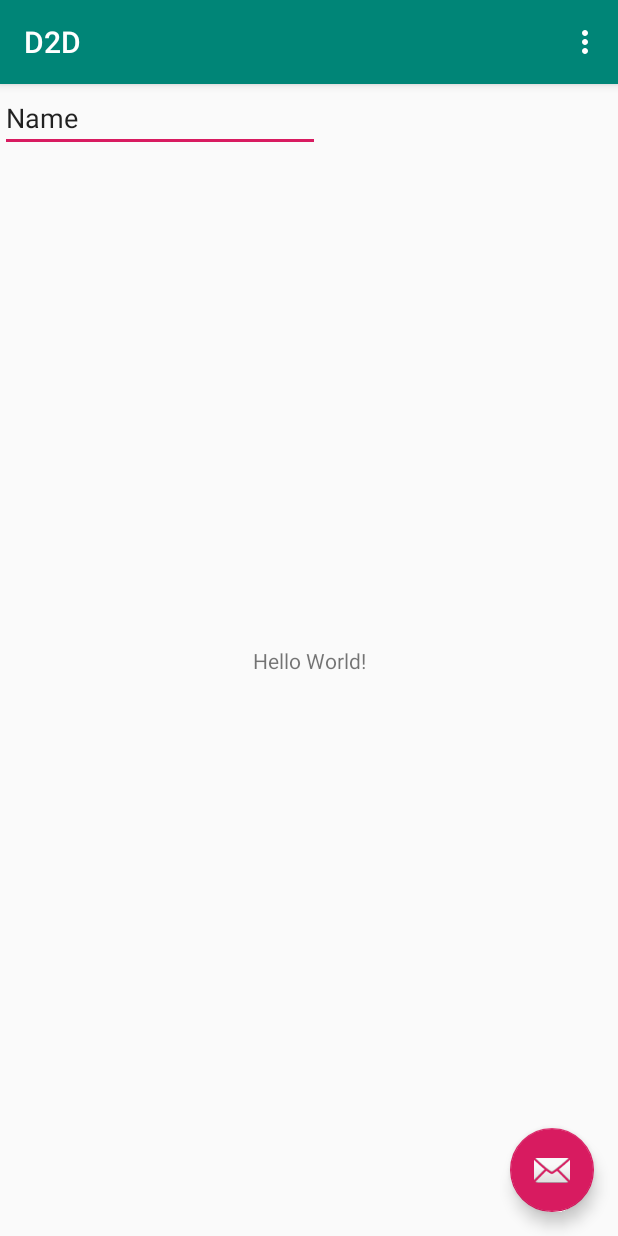
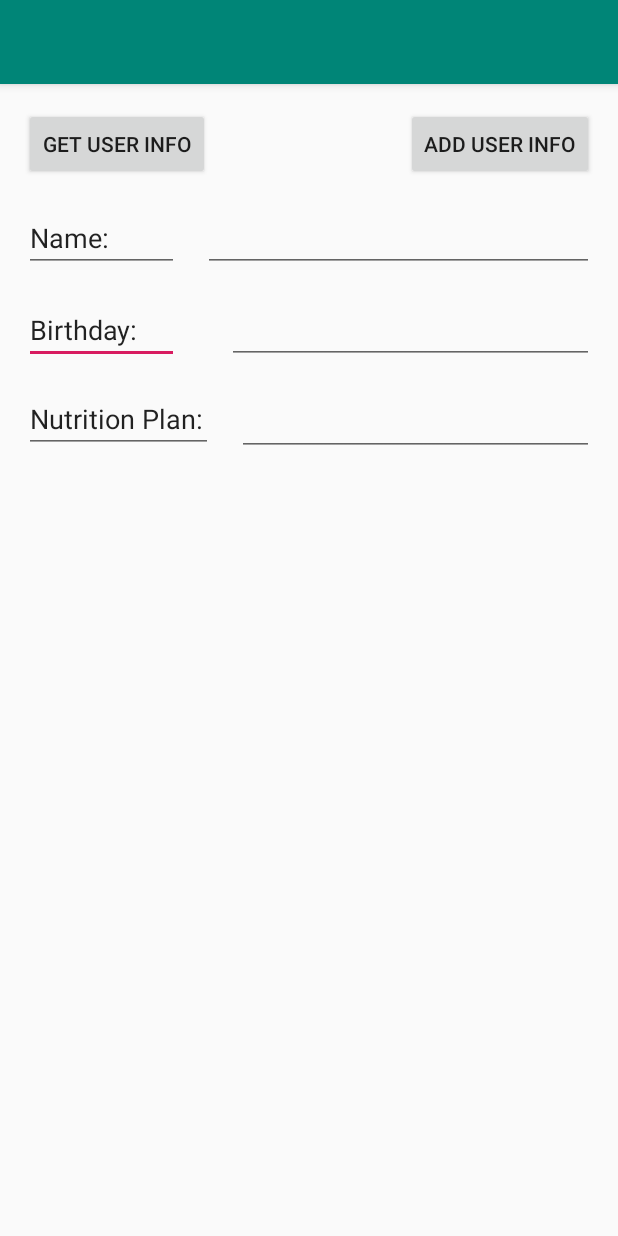
Before and after one commit to COP4331Group5/D2D_app, an Android app: the screen it shows after launch (MainActivity), on a phone screen of 412 x 824 dp. Run offline under Robolectric (Android 15) with nearby library versions, the phone set to English and light mode, and no system bars; our stand-ins replace Firebase (no records; nobody signed in at launch, a user with empty details on screens opened directly).

Commit message:
Simple app to test connecting to firebase db. Changed some dependencies and updated version numbers for Google services.

```diff
--- a/D2D/app/build.gradle
+++ b/D2D/app/build.gradle
@@ -21,6 +21,8 @@ android {
 dependencies {
         implementation fileTree(dir: 'libs', include: ['*.jar'])
         implementation 'com.android.support:appcompat-v7:28.0.0'
+        implementation 'com.android.support:support-media-compat:28.0.0'
+        implementation 'com.android.support:support-v4:28.0.0'
         implementation 'com.google.firebase:firebase-core:16.0.8'
 
         implementation 'com.android.support.constraint:constraint-layout:1.1.3'
@@ -29,7 +31,6 @@ dependencies {
         androidTestImplementation 'com.android.support.test:runner:1.0.2'
         androidTestImplementation 'com.android.support.test.espresso:espresso-core:3.0.2'
 
-    implementation 'com.google.firebase:firebase-core:16.0.8'
         implementation 'com.google.firebase:firebase-firestore:18.2.0'
         implementation 'com.google.firebase:firebase-auth:16.2.0'
         implementation 'com.google.firebase:firebase-database:16.1.0'
--- a/D2D/app/src/main/java/com/google/cloud/solutions/d2d/MainActivity.java
+++ b/D2D/app/src/main/java/com/google/cloud/solutions/d2d/MainActivity.java
@@ -1,52 +1,63 @@
 package com.google.cloud.solutions.d2d;
 
 import android.os.Bundle;
-import android.support.design.widget.FloatingActionButton;
-import android.support.design.widget.Snackbar;
+import android.provider.ContactsContract;
+import android.support.annotation.NonNull;
 import android.support.v7.app.AppCompatActivity;
-import android.support.v7.widget.Toolbar;
-import android.view.View;
-import android.view.Menu;
-import android.view.MenuItem;
+import android.widget.TextView;
+import android.widget.Button;
+
+
+import com.google.firebase.database.DataSnapshot;
+import com.google.firebase.database.DatabaseError;
+import com.google.firebase.database.DatabaseReference;
+import com.google.firebase.database.FirebaseDatabase;
+import com.google.firebase.database.ValueEventListener;
 
 public class MainActivity extends AppCompatActivity {
+
+   Button getButton;
+   Button sendButton;
+   TextView userNameField;
+   TextView userBdayField;
+   TextView userPlanField;
+
+   public static class User {
+       public String name;
+       // Age usually won't be above 127 so byte type can help save some space
+       public byte age;
+       public float bmi;
+       // Java has a Date class that can be used to create date variables but I don't know how it
+       // would play with Firebase date types so I'm leaving it as a string for now and we can
+       // parse through it to convert it to a Java date type
+       public String bday;
+       public String height;
+       public String login;
+       public String password;
+       public int userID;
+       public int weight;
+       public int nutPlan;
+   }
+
+
+
+
+   private DatabaseReference rootRef = FirebaseDatabase.getInstance().getReference();
+   private DatabaseReference userRef = rootRef.child("user");
+   private DatabaseReference bdayRef = rootRef.child("user").child("bday");
+   private DatabaseReference planRef = rootRef.child("user").child("bday").child("nutPlan");
+
 
     @Override
     protected void onCreate(Bundle savedInstanceState) {
         super.onCreate(savedInstanceState);
         setContentView(R.layout.activity_main);
-        Toolbar toolbar = findViewById(R.id.toolbar);
-        setSupportActionBar(toolbar);
 
-        FloatingActionButton fab = findViewById(R.id.fab);
-        fab.setOnClickListener(new View.OnClickListener() {
-            @Override
-            public void onClick(View view) {
-                Snackbar.make(view, "Replace with your own action", Snackbar.LENGTH_LONG)
-                        .setAction("Action", null).show();
-            }
-        });
-    }
-
-    @Override
-    public boolean onCreateOptionsMenu(Menu menu) {
-        // Inflate the menu; this adds items to the action bar if it is present.
-        getMenuInflater().inflate(R.menu.menu_main, menu);
-        return true;
-    }
-
-    @Override
-    public boolean onOptionsItemSelected(MenuItem item) {
-        // Handle action bar item clicks here. The action bar will
-        // automatically handle clicks on the Home/Up button, so long
-        // as you specify a parent activity in AndroidManifest.xml.
-        int id = item.getItemId();
-
-        //noinspection SimplifiableIfStatement
-        if (id == R.id.action_settings) {
-            return true;
-        }
-
-        return super.onOptionsItemSelected(item);
+        // UI elements
+        getButton = (Button)findViewById(R.id.getButton);
+        sendButton= (Button)findViewById(R.id.sendButton);
+        userNameField = (TextView)findViewById(R.id.userNameField);
+        userBdayField = (TextView)findViewById(R.id.userBdayField);
+        userPlanField = (TextView)findViewById(R.id.userPlanField);
     }
 }
--- a/D2D/app/src/main/res/layout/activity_main.xml
+++ b/D2D/app/src/main/res/layout/activity_main.xml
@@ -22,12 +22,4 @@
 
     <include layout="@layout/content_main" />
 
-    <android.support.design.widget.FloatingActionButton
-        android:id="@+id/fab"
-        android:layout_width="wrap_content"
-        android:layout_height="wrap_content"
-        android:layout_gravity="bottom|end"
-        android:layout_margin="@dimen/fab_margin"
-        app:srcCompat="@android:drawable/ic_dialog_email" />
-
 </android.support.design.widget.CoordinatorLayout>
--- a/D2D/app/src/main/res/layout/content_main.xml
+++ b/D2D/app/src/main/res/layout/content_main.xml
@@ -8,23 +8,120 @@
     tools:context=".MainActivity"
     tools:showIn="@layout/activity_main">
 
-    <TextView
+    <EditText
+        android:id="@+id/userBdayTitle"
+        android:layout_width="103dp"
+        android:layout_height="wrap_content"
+        android:layout_marginStart="16dp"
+        android:layout_marginLeft="16dp"
+        android:layout_marginTop="16dp"
+        android:layout_marginEnd="16dp"
+        android:layout_marginRight="16dp"
+        android:ems="10"
+        android:inputType="textPersonName"
+        android:text="Birthday:"
+        app:layout_constraintEnd_toStartOf="@+id/userBdayField"
+        app:layout_constraintHorizontal_bias="0.5"
+        app:layout_constraintHorizontal_chainStyle="spread_inside"
+        app:layout_constraintStart_toStartOf="parent"
+        app:layout_constraintTop_toBottomOf="@+id/userNameTitle" />
+
+    <Button
+        android:id="@+id/getButton"
         android:layout_width="wrap_content"
         android:layout_height="wrap_content"
-        android:text="Hello World!"
-        app:layout_constraintBottom_toBottomOf="parent"
-        app:layout_constraintLeft_toLeftOf="parent"
-        app:layout_constraintRight_toRightOf="parent"
+        android:layout_marginStart="16dp"
+        android:layout_marginLeft="16dp"
+        android:text="Get User Info"
+        app:layout_constraintBaseline_toBaselineOf="@+id/sendButton"
+        app:layout_constraintStart_toStartOf="parent" />
+
+    <Button
+        android:id="@+id/sendButton"
+        android:layout_width="wrap_content"
+        android:layout_height="wrap_content"
+        android:layout_marginTop="16dp"
+        android:layout_marginEnd="16dp"
+        android:layout_marginRight="16dp"
+        android:text="Add User Info"
+        app:layout_constraintEnd_toEndOf="parent"
         app:layout_constraintTop_toTopOf="parent" />
 
     <EditText
-        android:id="@+id/editText2"
-        android:layout_width="wrap_content"
+        android:id="@+id/userNameField"
+        android:layout_width="0dp"
         android:layout_height="wrap_content"
+        android:layout_marginTop="16dp"
+        android:layout_marginEnd="16dp"
+        android:layout_marginRight="16dp"
         android:ems="10"
-        android:inputType="textCapSentences"
-        android:text="Name"
-        tools:layout_editor_absoluteX="16dp"
-        tools:layout_editor_absoluteY="16dp" />
+        android:inputType="textPersonName"
+        app:layout_constraintEnd_toEndOf="parent"
+        app:layout_constraintHorizontal_bias="0.5"
+        app:layout_constraintStart_toEndOf="@+id/userNameTitle"
+        app:layout_constraintTop_toBottomOf="@+id/sendButton" />
+
+    <EditText
+        android:id="@+id/userNameTitle"
+        android:layout_width="103dp"
+        android:layout_height="wrap_content"
+        android:layout_marginStart="16dp"
+        android:layout_marginLeft="16dp"
+        android:layout_marginTop="16dp"
+        android:layout_marginEnd="16dp"
+        android:layout_marginRight="16dp"
+        android:ems="10"
+        android:inputType="textPersonName"
+        android:text="Name:"
+        app:layout_constraintEnd_toStartOf="@+id/userNameField"
+        app:layout_constraintStart_toStartOf="parent"
+        app:layout_constraintTop_toBottomOf="@+id/getButton" />
+
+    <EditText
+        android:id="@+id/userBdayField"
+        android:layout_width="0dp"
+        android:layout_height="wrap_content"
+        android:layout_marginStart="16dp"
+        android:layout_marginLeft="16dp"
+        android:layout_marginTop="16dp"
+        android:layout_marginEnd="16dp"
+        android:layout_marginRight="16dp"
+        android:ems="10"
+        android:inputType="date"
+        app:layout_constraintEnd_toEndOf="parent"
+        app:layout_constraintHorizontal_bias="0.5"
+        app:layout_constraintStart_toEndOf="@+id/userBdayTitle"
+        app:layout_constraintTop_toBottomOf="@+id/userNameField" />
+
+    <EditText
+        android:id="@+id/userPlanTitle"
+        android:layout_width="126dp"
+        android:layout_height="43dp"
+        android:layout_marginStart="16dp"
+        android:layout_marginLeft="16dp"
+        android:layout_marginTop="16dp"
+        android:ems="10"
+        android:inputType="textPersonName"
+        android:text="Nutrition Plan:"
+        app:layout_constraintEnd_toStartOf="@+id/userPlanField"
+        app:layout_constraintHorizontal_bias="0.5"
+        app:layout_constraintStart_toStartOf="parent"
+        app:layout_constraintTop_toBottomOf="@+id/userBdayTitle" />
+
+    <EditText
+        android:id="@+id/userPlanField"
+        android:layout_width="0dp"
+        android:layout_height="wrap_content"
+        android:layout_marginStart="16dp"
+        android:layout_marginLeft="16dp"
+        android:layout_marginTop="16dp"
+        android:layout_marginEnd="16dp"
+        android:layout_marginRight="16dp"
+        android:ems="10"
+        android:inputType="number"
+        app:layout_constraintEnd_toEndOf="parent"
+        app:layout_constraintHorizontal_bias="0.5"
+        app:layout_constraintStart_toEndOf="@+id/userPlanTitle"
+        app:layout_constraintTop_toBottomOf="@+id/userBdayField" />
 
 </android.support.constraint.ConstraintLayout>
--- a/D2D/app/src/main/res/values/strings.xml
+++ b/D2D/app/src/main/res/values/strings.xml
@@ -1,4 +1,6 @@
 <resources>
     <string name="app_name">D2D</string>
     <string name="action_settings">Settings</string>
+    <string name="edit_message">Enter a message</string>
+    <string name="button_send">Send</string>
 </resources>
```
Also changed, not shown: 1 other file. Lines whose indentation alone changed are shown as unchanged.
